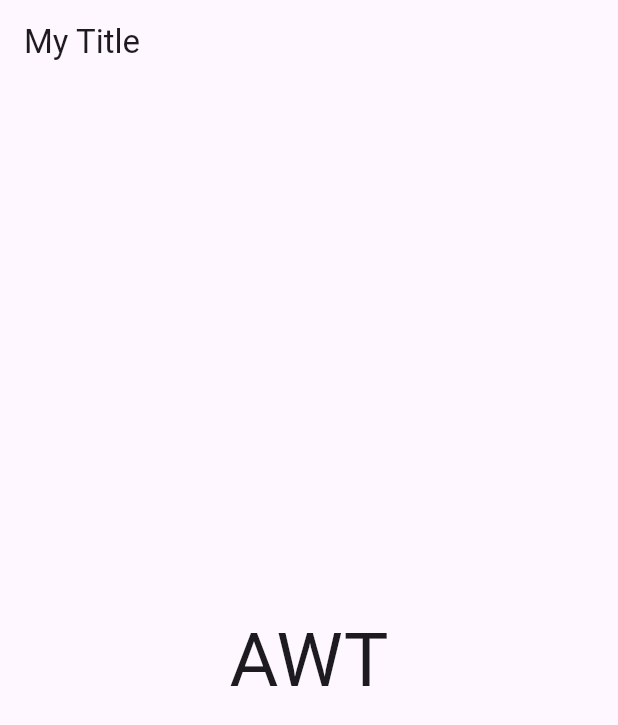
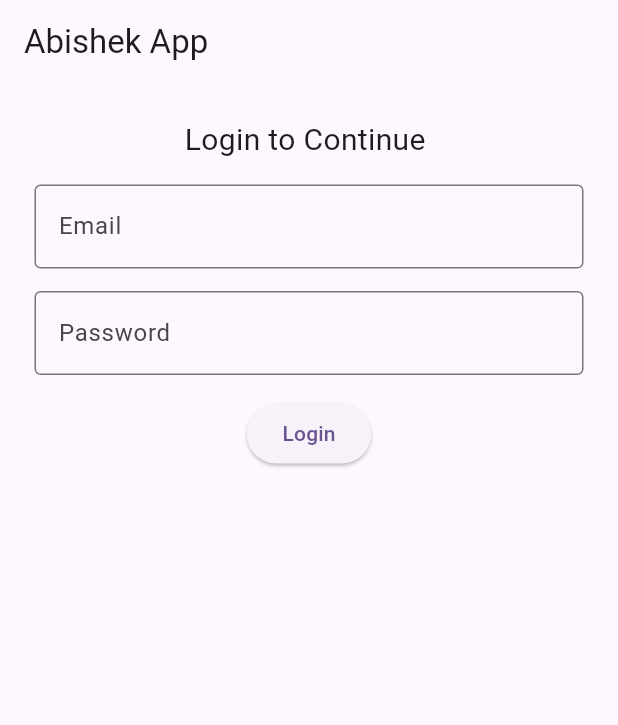
Before and after one commit to AbishekMishra183/Flutter_app, a Flutter app: the screen it shows after launch, on a phone screen of 412 x 824 dp. Shown: the top 725 px of the screen. Run offline on Flutter 3.47's test engine with Material 3 defaults, Android fonts, the phone set to English and light mode, and no system bars.

Commit message:
first commit

```diff
--- a/lib/main.dart
+++ b/lib/main.dart
@@ -30,35 +30,49 @@ class MyApp extends StatelessWidget {
         // tested with just a hot reload.
         colorScheme: ColorScheme.fromSeed(seedColor: Colors.deepPurple),
       ),
-      home:Homepage(),
+      home: HomePage(),
     );
   }
 }
 
-class Homepage extends StatelessWidget{
+class HomePage extends StatelessWidget {
   @override
   Widget build(BuildContext context) {
     return Scaffold(
-    appBar:AppBar(
-      title:Text('My Title'),
-    ),
+      appBar: AppBar(title: Text("Abishek App")),
       body: Center(
-        child: Text(
-          "AWT",
-          style: TextStyle(
-            fontSize: 50,
+        child: Padding(
+
+          padding:  EdgeInsets.all(23.0),
+          child: Column(spacing: 15,
+
+            children: [
+              Text("Login to Continue ", style: TextStyle(fontSize: 20)),
+              TextFormField(
+                decoration: InputDecoration(
+                    hintText: "Email",
+                  border: OutlineInputBorder()
+                ),
+              ),
+              TextFormField(
+                obscureText: true,
+                decoration: InputDecoration(
+
+                    labelText: "Password",
+                    border: OutlineInputBorder()
+                ),
+              ),
+              ElevatedButton(onPressed: (){
+                print("Hello World");
+              }, child: Text("Login")
+              ),
+            ],
           ),
         ),
       ),
-
     );
-    }
   }
-
-
-
-
-
+}
 
 class MyHomePage extends StatefulWidget {
   const MyHomePage({super.key, required this.title});
```
